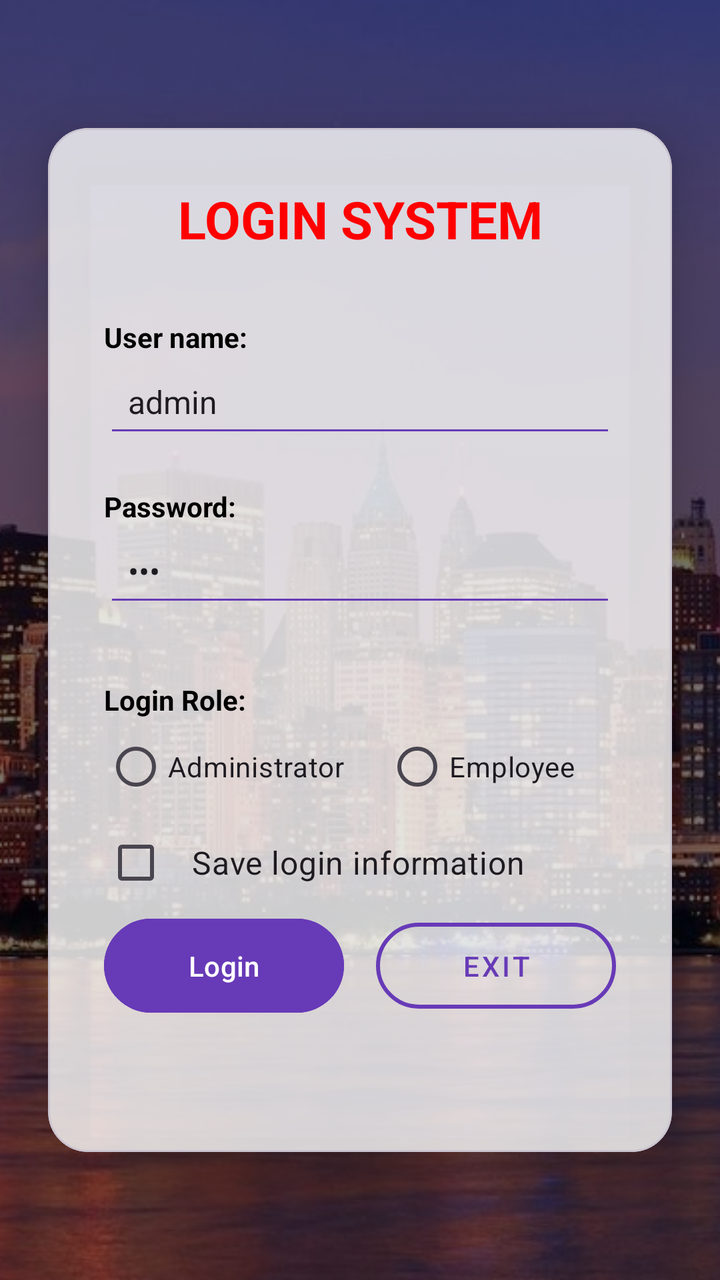
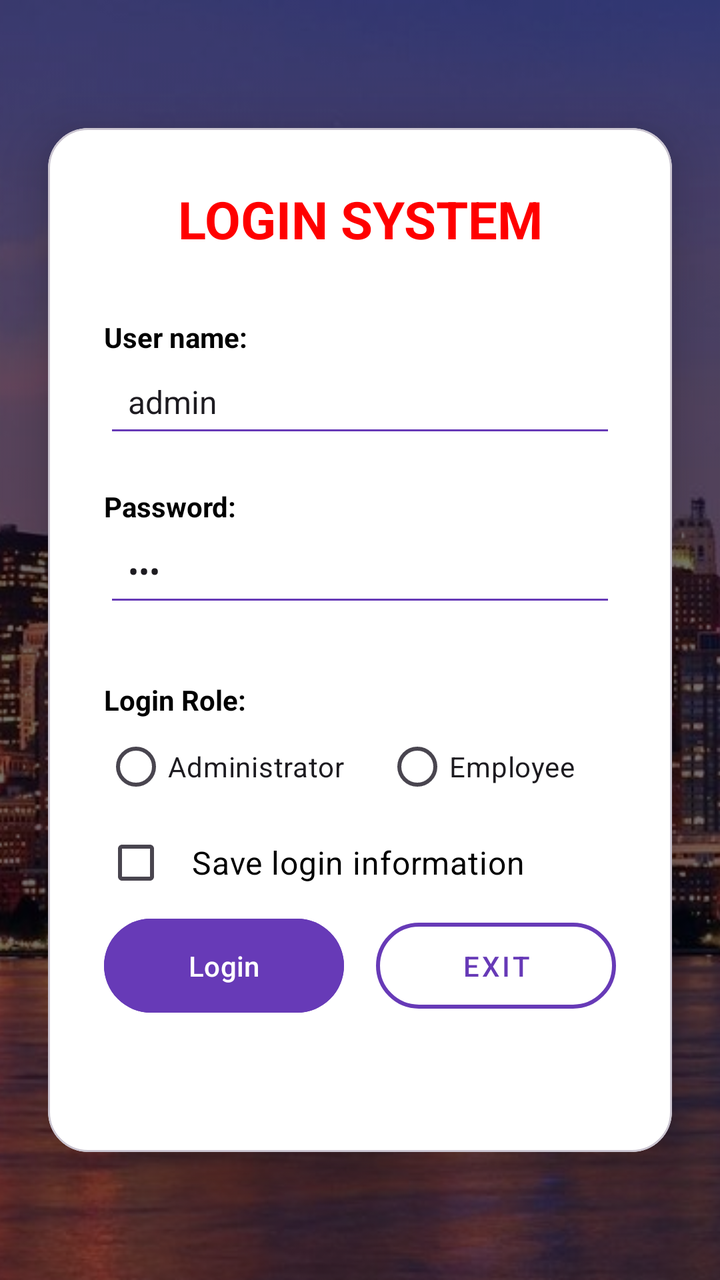

Before-and-after screenshots of an Android layout around one commit, followed by the original layout XML and the change that was made.
<!-- AndroidManifest.xml: application theme Theme.K23411TApp -->
<!-- res/layout/activity_login.xml -->
<?xml version="1.0" encoding="utf-8"?>
<androidx.constraintlayout.widget.ConstraintLayout xmlns:android="http://schemas.android.com/apk/res/android"
    xmlns:app="http://schemas.android.com/apk/res-auto"
    xmlns:tools="http://schemas.android.com/tools"
    android:id="@+id/main"
    android:layout_width="match_parent"
    android:layout_height="match_parent"
    android:background="@color/black"
    tools:context=".LoginActivity">

    <ImageView
        android:id="@+id/imgBackground"
        android:layout_width="match_parent"
        android:layout_height="match_parent"
        android:alpha="0.8"
        android:contentDescription="@null"
        android:scaleType="centerCrop"
        android:src="@drawable/login_background"
        app:layout_constraintBottom_toBottomOf="parent"
        app:layout_constraintEnd_toEndOf="parent"
        app:layout_constraintStart_toStartOf="parent"
        app:layout_constraintTop_toTopOf="parent" />

    <View
        android:layout_width="match_parent"
        android:layout_height="match_parent"
        android:background="#66000000"
        app:layout_constraintBottom_toBottomOf="parent"
        app:layout_constraintEnd_toEndOf="parent"
        app:layout_constraintStart_toStartOf="parent"
        app:layout_constraintTop_toTopOf="parent" />

    <com.google.android.material.card.MaterialCardView
        android:layout_width="match_parent"
        android:layout_height="wrap_content"
        android:layout_margin="24dp"
        app:cardBackgroundColor="#CCFFFFFF"
        app:cardCornerRadius="20dp"
        app:cardElevation="15dp"
        app:layout_constraintBottom_toBottomOf="parent"
        app:layout_constraintEnd_toEndOf="parent"
        app:layout_constraintStart_toStartOf="parent"
        app:layout_constraintTop_toTopOf="parent">

        <LinearLayout
            android:layout_width="match_parent"
            android:layout_height="wrap_content"
            android:orientation="vertical"
            android:padding="28dp">

            <TextView
                android:id="@+id/textView4"
                android:layout_width="match_parent"
                android:layout_height="wrap_content"
                android:layout_marginBottom="32dp"
                android:text="@string/str_login_system"
                android:textAlignment="center"
                android:textColor="@color/red"
                android:textSize="26sp"
                android:textStyle="bold" />

            <TextView
                android:id="@+id/textView5"
                android:layout_width="match_parent"
                android:layout_height="wrap_content"
                android:text="@string/str_username"
                android:textColor="@color/black"
                android:textSize="14sp"
                android:textStyle="bold" />

            <EditText
                android:id="@+id/edtUsername"
                android:layout_width="match_parent"
                android:layout_height="wrap_content"
                android:layout_marginBottom="20dp"
                android:backgroundTint="@color/purple_primary"
                android:hint="@string/str_hint_username"
                android:inputType="textPersonName"
                android:text="admin"
                android:padding="12dp"
                android:textSize="16sp" />

            <TextView
                android:id="@+id/textView6"
                android:layout_width="match_parent"
                android:layout_height="wrap_content"
                android:text="@string/str_password"
                android:textColor="@color/black"
                android:textSize="14sp"
                android:textStyle="bold" />

            <EditText
                android:id="@+id/edtPassword"
                android:layout_width="match_parent"
                android:layout_height="wrap_content"
                android:layout_marginBottom="32dp"
                android:backgroundTint="@color/purple_primary"
                android:hint="@string/str_hint_password"
                android:inputType="numberPassword"
                android:text="123"
                android:padding="12dp"
                android:textSize="16sp" />

            <TextView
                android:id="@+id/textView7"
                android:layout_width="match_parent"
                android:layout_height="wrap_content"
                android:text="@string/str_login_role"
                android:textColor="@color/black"
                android:textSize="14sp"
                android:textStyle="bold" />

            <RadioGroup
                android:layout_width="match_parent"
                android:layout_height="match_parent"
                android:orientation="horizontal">

                <RadioButton
                    android:id="@+id/radAdministrator"
                    android:layout_width="wrap_content"
                    android:layout_height="wrap_content"
                    android:layout_weight="1"
                    android:text="@string/str_role_administrator" />

                <RadioButton
                    android:id="@+id/radEmployee"
                    android:layout_width="wrap_content"
                    android:layout_height="wrap_content"
                    android:layout_weight="1"
                    android:text="@string/str_role_employee" />

            </RadioGroup>

            <CheckBox
                android:id="@+id/chkSaveInfor"
                android:layout_width="match_parent"
                android:layout_height="wrap_content"
                android:text="@string/str_save_login_infor"
                android:padding="12dp"
                android:textSize="16sp"/>

            <LinearLayout
                android:layout_width="match_parent"
                android:layout_height="wrap_content"
                android:orientation="horizontal">

                <com.google.android.material.button.MaterialButton
                    android:id="@+id/btnLogin"
                    android:layout_width="0dp"
                    android:layout_height="55dp"
                    android:layout_marginEnd="8dp"
                    android:layout_weight="1"
                    android:backgroundTint="@color/purple_primary"
                    android:onClick="loginSystem"
                    android:text="@string/str_login"
                    android:textColor="@color/white"
                    app:cornerRadius="100dp" />

                <com.google.android.material.button.MaterialButton
                    android:id="@+id/btnExit"
                    style="@style/Widget.MaterialComponents.Button.OutlinedButton"
                    android:layout_width="0dp"
                    android:layout_height="55dp"
                    android:layout_marginStart="8dp"
                    android:layout_weight="1"
                    android:onClick="exitSystem"
                    android:text="@string/str_exit"
                    android:textColor="@color/purple_primary"
                    app:cornerRadius="100dp"
                    app:strokeColor="@color/purple_primary"
                    app:strokeWidth="2dp" />
            </LinearLayout>

            <TextView
                android:id="@+id/txtMessage"
                android:layout_width="match_parent"
                android:layout_height="wrap_content"
                android:layout_marginTop="16dp"
                android:textAlignment="center"
                android:textColor="@color/red"
                android:textSize="16sp" />

        </LinearLayout>
    </com.google.android.material.card.MaterialCardView>

</androidx.constraintlayout.widget.ConstraintLayout>
<!-- resources referenced by this layout -->
<resources>
  <color name="black">#FF000000</color>
  <color name="purple_primary">#673AB7</color>
  <color name="red">#FF0000</color>
  <color name="white">#FFFFFFFF</color>
  <!-- drawable login_background: jpg bitmap (drawable, 51871 bytes) -->
  <string name="str_exit">Exit</string>
  <string name="str_hint_password">Enter your password here</string>
  <string name="str_hint_username">Enter your user name here</string>
  <string name="str_login">Login</string>
  <string name="str_login_role">Login Role:</string>
  <string name="str_login_system">LOGIN SYSTEM</string>
  <string name="str_password">Password:</string>
  <string name="str_role_administrator">Administrator</string>
  <string name="str_role_employee">Employee</string>
  <string name="str_save_login_infor">Save login information</string>
  <string name="str_username">User name:</string>
  <style name="Theme.K23411TApp" parent="Base.Theme.K23411TApp" />
  <style name="Base.Theme.K23411TApp" parent="Theme.Material3.DayNight.NoActionBar">
          
          
      </style>
</resources>

<!-- the commit's change to res/layout/activity_login.xml (unified diff, before → after) -->
@@ -34,7 +34,7 @@
         android:layout_width="match_parent"
         android:layout_height="wrap_content"
         android:layout_margin="24dp"
-        app:cardBackgroundColor="#CCFFFFFF"
+        app:cardBackgroundColor="@color/white"
         app:cardCornerRadius="20dp"
         app:cardElevation="15dp"
         app:layout_constraintBottom_toBottomOf="parent"
@@ -112,7 +112,7 @@
 
             <RadioGroup
                 android:layout_width="match_parent"
-                android:layout_height="match_parent"
+                android:layout_height="wrap_content"
                 android:orientation="horizontal">
 
                 <RadioButton
@@ -137,6 +137,7 @@
                 android:layout_height="wrap_content"
                 android:text="@string/str_save_login_infor"
                 android:padding="12dp"
+                android:textColor="@color/black"
                 android:textSize="16sp"/>
 
             <LinearLayout
